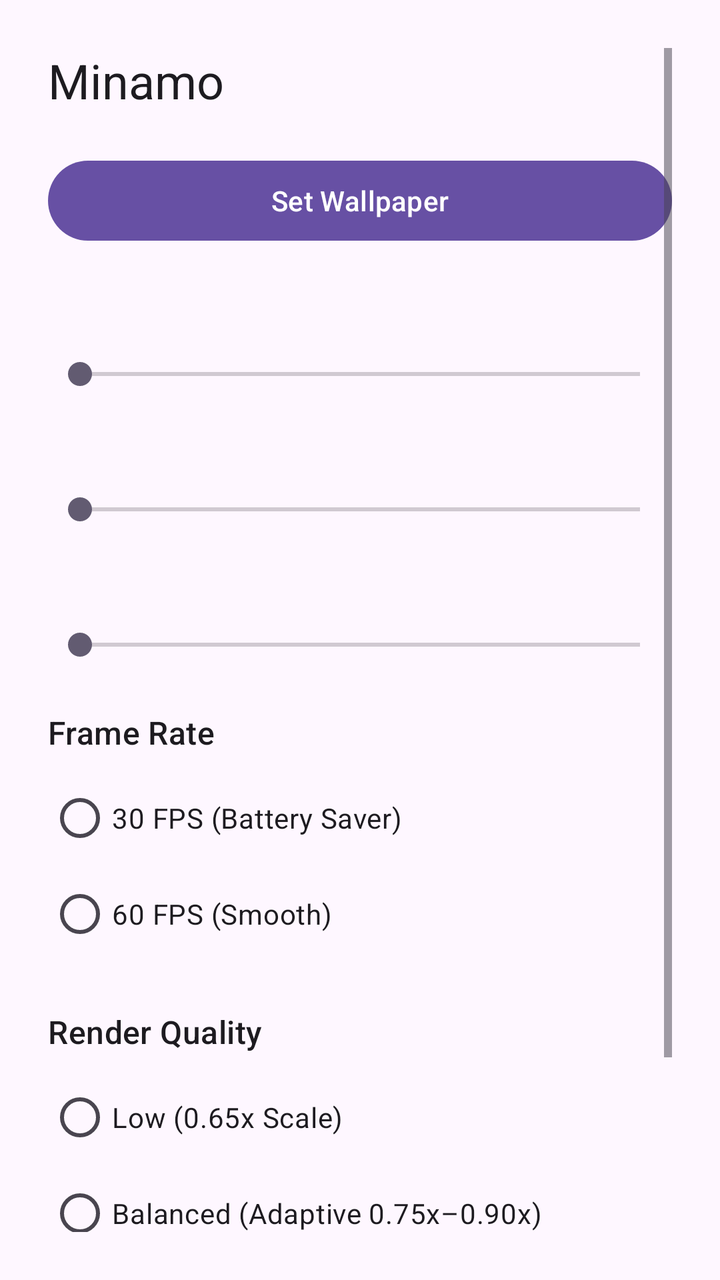
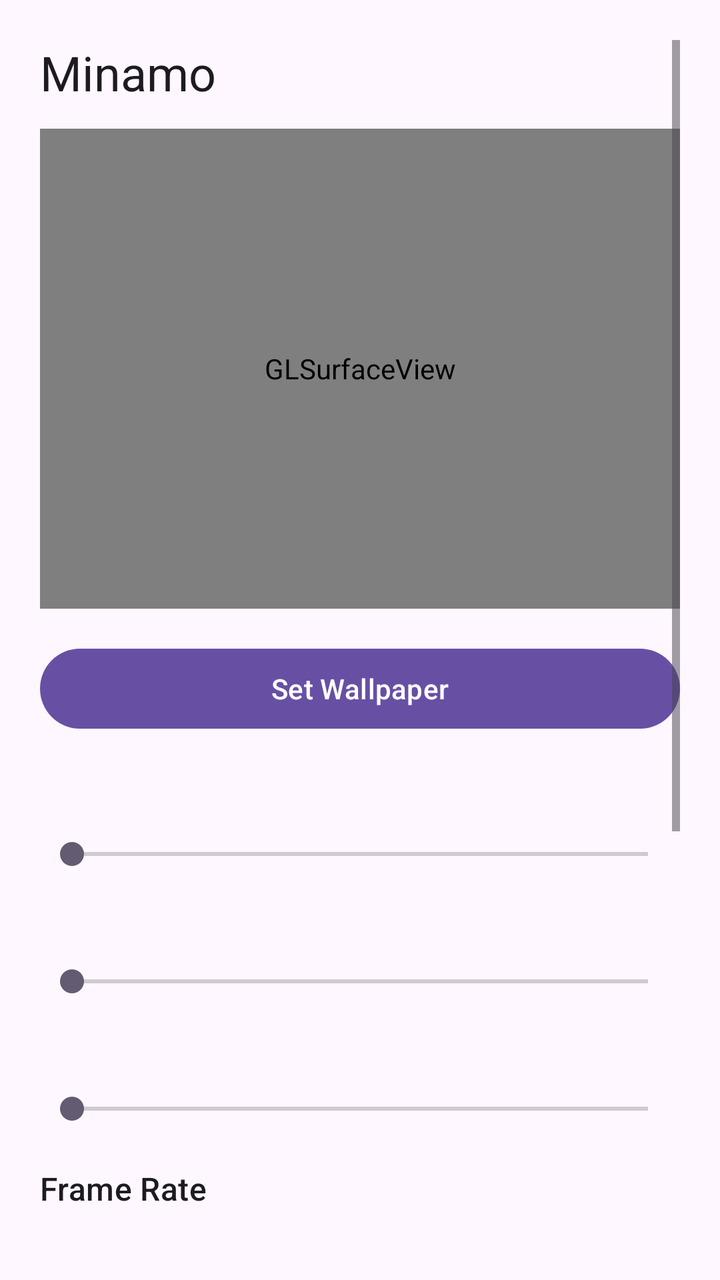

Before-and-after screenshots of an Android layout around one commit, followed by the original layout XML and the change that was made.
<!-- AndroidManifest.xml: activity theme Theme.Material3.DayNight.NoActionBar -->
<!-- res/layout/activity_settings.xml -->
<?xml version="1.0" encoding="utf-8"?>
<ScrollView xmlns:android="http://schemas.android.com/apk/res/android"
    android:layout_width="match_parent"
    android:layout_height="match_parent"
    android:fillViewport="true"
    android:padding="24dp">

    <LinearLayout
        android:layout_width="match_parent"
        android:layout_height="wrap_content"
        android:orientation="vertical">

        <TextView
            android:layout_width="match_parent"
            android:layout_height="wrap_content"
            android:text="@string/settings_title"
            android:textAppearance="?attr/textAppearanceHeadlineSmall"
            android:layout_marginBottom="20dp" />

        <Button
            android:id="@+id/buttonApplyWallpaper"
            android:layout_width="match_parent"
            android:layout_height="wrap_content"
            android:text="@string/apply_wallpaper"
            android:layout_marginBottom="24dp" />

        <TextView
            android:id="@+id/textFishCount"
            android:layout_width="match_parent"
            android:layout_height="wrap_content"
            android:textAppearance="?attr/textAppearanceTitleMedium" />

        <SeekBar
            android:id="@+id/seekFishCount"
            android:layout_width="match_parent"
            android:layout_height="wrap_content"
            android:layout_marginTop="8dp"
            android:layout_marginBottom="20dp" />

        <TextView
            android:id="@+id/textWaterClarity"
            android:layout_width="match_parent"
            android:layout_height="wrap_content"
            android:textAppearance="?attr/textAppearanceTitleMedium" />

        <SeekBar
            android:id="@+id/seekWaterClarity"
            android:layout_width="match_parent"
            android:layout_height="wrap_content"
            android:layout_marginTop="8dp"
            android:layout_marginBottom="20dp" />

        <TextView
            android:id="@+id/textSunAngle"
            android:layout_width="match_parent"
            android:layout_height="wrap_content"
            android:textAppearance="?attr/textAppearanceTitleMedium" />

        <SeekBar
            android:id="@+id/seekSunAngle"
            android:layout_width="match_parent"
            android:layout_height="wrap_content"
            android:layout_marginTop="8dp"
            android:layout_marginBottom="24dp" />

        <TextView
            android:layout_width="match_parent"
            android:layout_height="wrap_content"
            android:text="@string/label_fps_cap"
            android:textAppearance="?attr/textAppearanceTitleMedium"
            android:layout_marginBottom="8dp" />

        <RadioGroup
            android:id="@+id/radioGroupFps"
            android:layout_width="match_parent"
            android:layout_height="wrap_content"
            android:layout_marginBottom="24dp">

            <RadioButton
                android:id="@+id/radioFps30"
                android:layout_width="match_parent"
                android:layout_height="wrap_content"
                android:text="@string/fps_30" />

            <RadioButton
                android:id="@+id/radioFps60"
                android:layout_width="match_parent"
                android:layout_height="wrap_content"
                android:text="@string/fps_60" />
        </RadioGroup>

        <TextView
            android:layout_width="match_parent"
            android:layout_height="wrap_content"
            android:text="@string/label_quality_preset"
            android:textAppearance="?attr/textAppearanceTitleMedium"
            android:layout_marginBottom="8dp" />

        <RadioGroup
            android:id="@+id/radioGroupPreset"
            android:layout_width="match_parent"
            android:layout_height="wrap_content"
            android:layout_marginBottom="24dp">

            <RadioButton
                android:id="@+id/radioPresetLow"
                android:layout_width="match_parent"
                android:layout_height="wrap_content"
                android:text="@string/preset_low" />

            <RadioButton
                android:id="@+id/radioPresetBalanced"
                android:layout_width="match_parent"
                android:layout_height="wrap_content"
                android:text="@string/preset_balanced" />

            <RadioButton
                android:id="@+id/radioPresetUltra"
                android:layout_width="match_parent"
                android:layout_height="wrap_content"
                android:text="@string/preset_ultra" />
        </RadioGroup>

        <com.google.android.material.switchmaterial.SwitchMaterial
            android:id="@+id/switchGyro"
            android:layout_width="match_parent"
            android:layout_height="wrap_content"
            android:text="@string/label_gyro_parallax"
            android:textAppearance="?attr/textAppearanceTitleMedium" />

    </LinearLayout>
</ScrollView>
<!-- resources referenced by this layout -->
<resources>
  <string name="apply_wallpaper">Set Wallpaper</string>
  <string name="fps_30">30 FPS (Battery Saver)</string>
  <string name="fps_60">60 FPS (Smooth)</string>
  <string name="label_fps_cap">Frame Rate</string>
  <string name="label_gyro_parallax">Parallax Tilt</string>
  <string name="label_quality_preset">Render Quality</string>
  <string name="preset_balanced">Balanced (Adaptive 0.75x–0.90x)</string>
  <string name="preset_low">Low (0.65x Scale)</string>
  <string name="preset_ultra">Ultra (Native 4K)</string>
  <string name="settings_title">Minamo</string>
</resources>

<!-- the commit's change to res/layout/activity_settings.xml (unified diff, before → after) -->
@@ -3,7 +3,7 @@
     android:layout_width="match_parent"
     android:layout_height="match_parent"
     android:fillViewport="true"
-    android:padding="24dp">
+    android:padding="20dp">
 
     <LinearLayout
         android:layout_width="match_parent"
@@ -15,14 +15,20 @@
             android:layout_height="wrap_content"
             android:text="@string/settings_title"
             android:textAppearance="?attr/textAppearanceHeadlineSmall"
-            android:layout_marginBottom="20dp" />
+            android:layout_marginBottom="12dp" />
+
+        <android.opengl.GLSurfaceView
+            android:id="@+id/glPreviewSurface"
+            android:layout_width="match_parent"
+            android:layout_height="240dp"
+            android:layout_marginBottom="16dp" />
 
         <Button
             android:id="@+id/buttonApplyWallpaper"
             android:layout_width="match_parent"
             android:layout_height="wrap_content"
             android:text="@string/apply_wallpaper"
-            android:layout_marginBottom="24dp" />
+            android:layout_marginBottom="20dp" />
 
         <TextView
             android:id="@+id/textFishCount"
@@ -35,7 +41,7 @@
             android:layout_width="match_parent"
             android:layout_height="wrap_content"
             android:layout_marginTop="8dp"
-            android:layout_marginBottom="20dp" />
+            android:layout_marginBottom="16dp" />
 
         <TextView
             android:id="@+id/textWaterClarity"
@@ -48,7 +54,7 @@
             android:layout_width="match_parent"
             android:layout_height="wrap_content"
             android:layout_marginTop="8dp"
-            android:layout_marginBottom="20dp" />
+            android:layout_marginBottom="16dp" />
 
         <TextView
             android:id="@+id/textSunAngle"
@@ -61,7 +67,7 @@
             android:layout_width="match_parent"
             android:layout_height="wrap_content"
             android:layout_marginTop="8dp"
-            android:layout_marginBottom="24dp" />
+            android:layout_marginBottom="20dp" />
 
         <TextView
             android:layout_width="match_parent"
@@ -74,7 +80,7 @@
             android:id="@+id/radioGroupFps"
             android:layout_width="match_parent"
             android:layout_height="wrap_content"
-            android:layout_marginBottom="24dp">
+            android:layout_marginBottom="20dp">
 
             <RadioButton
                 android:id="@+id/radioFps30"
@@ -100,7 +106,7 @@
             android:id="@+id/radioGroupPreset"
             android:layout_width="match_parent"
             android:layout_height="wrap_content"
-            android:layout_marginBottom="24dp">
+            android:layout_marginBottom="20dp">
 
             <RadioButton
                 android:id="@+id/radioPresetLow"
